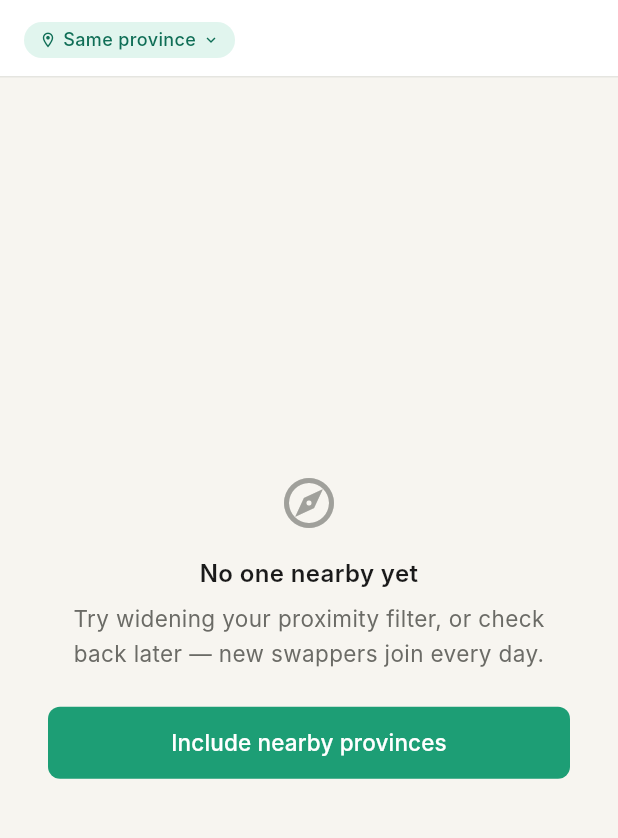
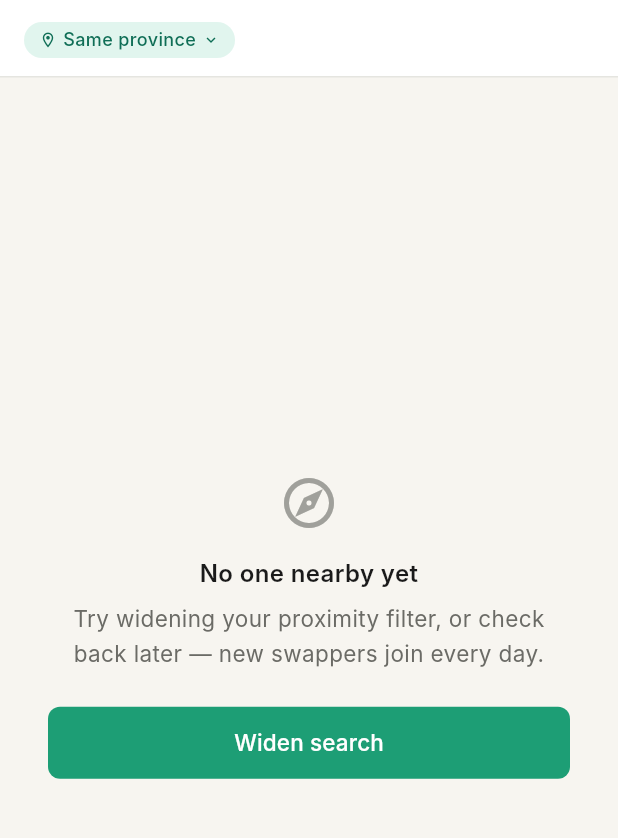
Before and after one commit to SittaWetpa/ecoswap, a Flutter app: the DiscoverScreen screen opened directly with empty values, on a phone screen of 412 x 824 dp, the part 62-900 px from its top. Run offline on Flutter 3.47's test engine with Material 3 defaults, Android fonts, the phone set to English and light mode, and no system bars; our stand-ins replace appinio_swiper, cloud_firestore, firebase_auth, firebase_core, firebase_storage, flutter_image_compress and 2 more; accounts and stored records are empty; Roboto replaces fonts that are missing (Inter).

Commit message:
fix: WBS 7.6 review — CTA copy 'Widen search' per Style Guide §10
- ctaLabel: 'Include nearby provinces' → 'Widen search' (WBS Deliverables
  and Style Guide §10 both specify 'Widen search' as the CTA label)
- Update 5 test assertions and doc comments to match

Co-Authored-By: Claude Sonnet 4.6 <noreply@anthropic.com>

```diff
--- a/lib/screens/discover/discover_screen.dart
+++ b/lib/screens/discover/discover_screen.dart
@@ -751,7 +751,7 @@ class _DiscoverScreenState extends State<DiscoverScreen> {
   ///   headline:     "No one nearby yet"
   ///   description:  "Try widening your proximity filter, or check back later —
   ///                  new swappers join every day."
-  ///   cta:          "Include nearby provinces"  →  opens the proximity filter sheet
+  ///   cta:          "Widen search"  →  opens the proximity filter sheet
   Widget _buildEmptyState() {
     return EmptyState(
       icon: const Icon(Icons.explore_outlined),
@@ -759,7 +759,7 @@ class _DiscoverScreenState extends State<DiscoverScreen> {
       description:
           'Try widening your proximity filter, or check back later — '
           'new swappers join every day.',
-      ctaLabel: 'Include nearby provinces',
+      ctaLabel: 'Widen search',
       onCta: _openProximitySheet,
     );
   }
```
Also changed, not shown: 1 other file.
